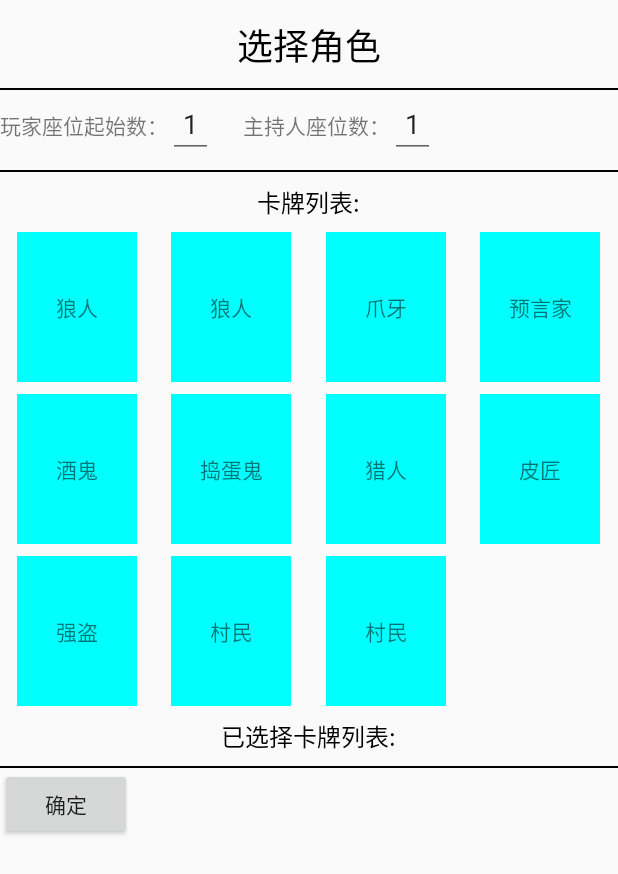
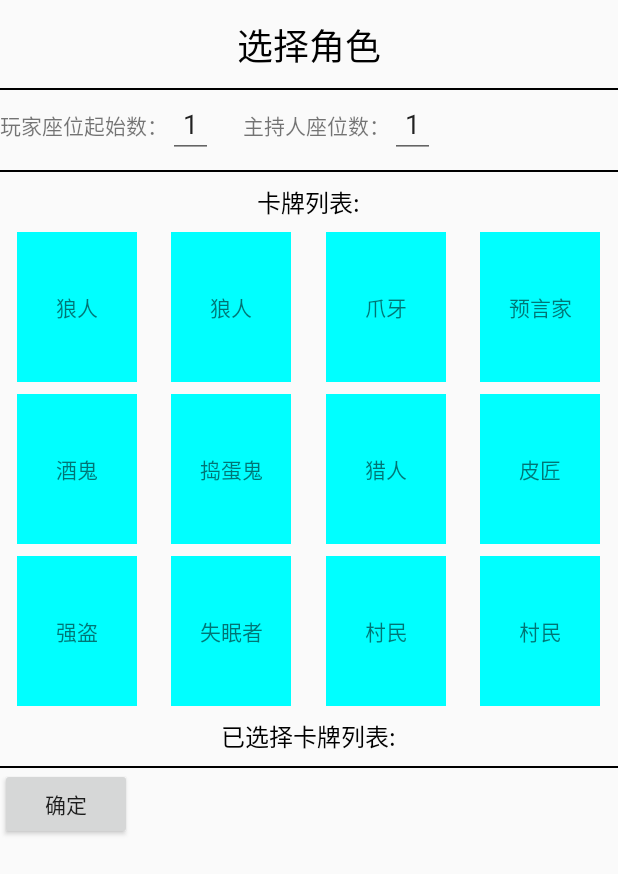
Before and after one commit to exueyuan/OneNightLang, an Android app: the screen it shows after launch (CheckCardActivity), on a phone screen of 412 x 824 dp. Shown: the top 874 px of the screen. Run offline under Robolectric (Android 15) with nearby library versions, the phone set to English and light mode, and no system bars.

Commit message:
新增失眠者

```diff
--- a/app/src/main/java/com/duyi/onenightlang/CheckCardActivity.kt
+++ b/app/src/main/java/com/duyi/onenightlang/CheckCardActivity.kt
@@ -27,6 +27,7 @@ class CheckCardActivity : AppCompatActivity() {
         CardData("猎人", type = CardType.Lieren, isShowNum = false),
         CardData("皮匠", type = CardType.Pijiang, isShowNum = false),
         CardData("强盗", type = CardType.Qiangdao, isShowNum = false),
+        CardData("失眠者", type = CardType.Shimianzhe, isShowNum = false),
         CardData("村民", type = CardType.Cunmin, isShowNum = false),
         CardData("村民", type = CardType.Cunmin, isShowNum = false)
     )
```
